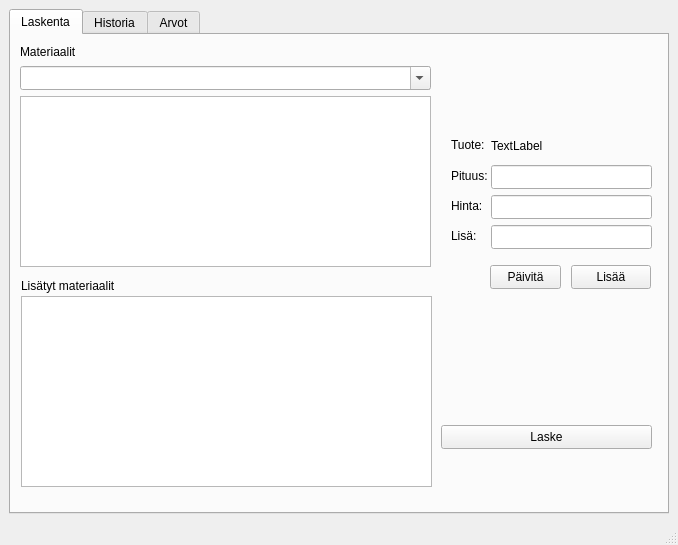
Before: the Qt Designer form MateriaaliLaskin/mainwindow.ui in jmakkie/MateriaaliLaskin, drawn with Qt 5.
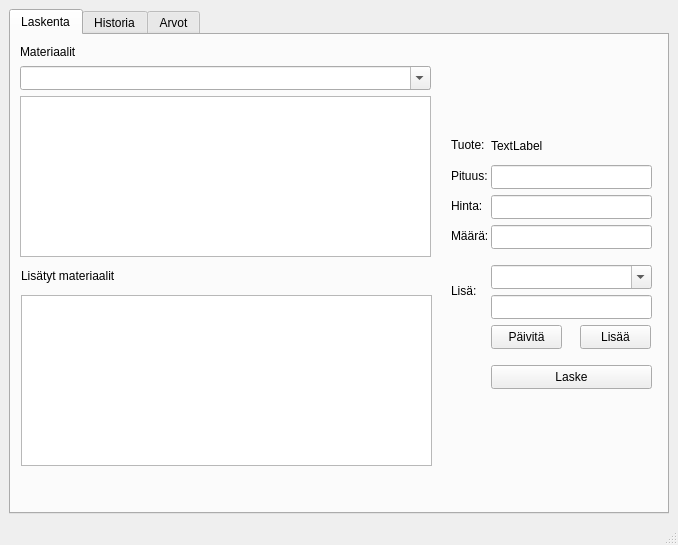
After: the same form once the commit is applied. Icons and pictures are not drawn.

Diff of the .ui file:
```diff
--- a/MateriaaliLaskin/mainwindow.ui
+++ b/MateriaaliLaskin/mainwindow.ui
@@ -54,16 +54,16 @@
             <x>9</x>
             <y>61</y>
             <width>411</width>
-            <height>171</height>
+            <height>161</height>
            </rect>
           </property>
          </widget>
          <widget class="QPushButton" name="LaskeButton">
           <property name="geometry">
            <rect>
-            <x>430</x>
-            <y>390</y>
-            <width>211</width>
+            <x>480</x>
+            <y>330</y>
+            <width>161</width>
             <height>24</height>
            </rect>
           </property>
@@ -140,9 +140,9 @@
           <property name="geometry">
            <rect>
             <x>440</x>
-            <y>190</y>
-            <width>31</width>
-            <height>21</height>
+            <y>230</y>
+            <width>41</width>
+            <height>51</height>
            </rect>
           </property>
           <property name="text">
@@ -153,11 +153,14 @@
           <property name="geometry">
            <rect>
             <x>480</x>
-            <y>190</y>
+            <y>260</y>
             <width>161</width>
             <height>24</height>
            </rect>
           </property>
+          <property name="text">
+           <string/>
+          </property>
          </widget>
          <widget class="QLineEdit" name="laskentaLengthLineEdit">
           <property name="geometry">
@@ -182,9 +185,9 @@
          <widget class="QPushButton" name="pushButton">
           <property name="geometry">
            <rect>
-            <x>560</x>
-            <y>230</y>
-            <width>80</width>
+            <x>569</x>
+            <y>290</y>
+            <width>71</width>
             <height>24</height>
            </rect>
           </property>
@@ -195,8 +198,8 @@
          <widget class="QPushButton" name="pushButton_2">
           <property name="geometry">
            <rect>
-            <x>479</x>
-            <y>230</y>
+            <x>480</x>
+            <y>290</y>
             <width>71</width>
             <height>24</height>
            </rect>
@@ -209,9 +212,9 @@
           <property name="geometry">
            <rect>
             <x>10</x>
-            <y>261</y>
+            <y>260</y>
             <width>411</width>
-            <height>191</height>
+            <height>171</height>
            </rect>
           </property>
          </widget>
@@ -219,7 +222,7 @@
           <property name="geometry">
            <rect>
             <x>10</x>
-            <y>240</y>
+            <y>230</y>
             <width>111</width>
             <height>21</height>
            </rect>
@@ -228,6 +231,45 @@
            <string>Lisätyt materiaalit</string>
           </property>
          </widget>
+         <widget class="QComboBox" name="laskentaLisatComboBox">
+          <property name="geometry">
+           <rect>
+            <x>480</x>
+            <y>230</y>
+            <width>161</width>
+            <height>24</height>
+           </rect>
+          </property>
+          <property name="editable">
+           <bool>true</bool>
+          </property>
+          <property name="currentText">
+           <string/>
+          </property>
+         </widget>
+         <widget class="QLineEdit" name="laskentaAmountlineEdit">
+          <property name="geometry">
+           <rect>
+            <x>480</x>
+            <y>190</y>
+            <width>161</width>
+            <height>24</height>
+           </rect>
+          </property>
+         </widget>
+         <widget class="QLabel" name="label_9">
+          <property name="geometry">
+           <rect>
+            <x>440</x>
+            <y>190</y>
+            <width>41</width>
+            <height>21</height>
+           </rect>
+          </property>
+          <property name="text">
+           <string>Määrä:</string>
+          </property>
+         </widget>
         </widget>
         <widget class="QWidget" name="tab_2">
          <attribute name="title">
```
